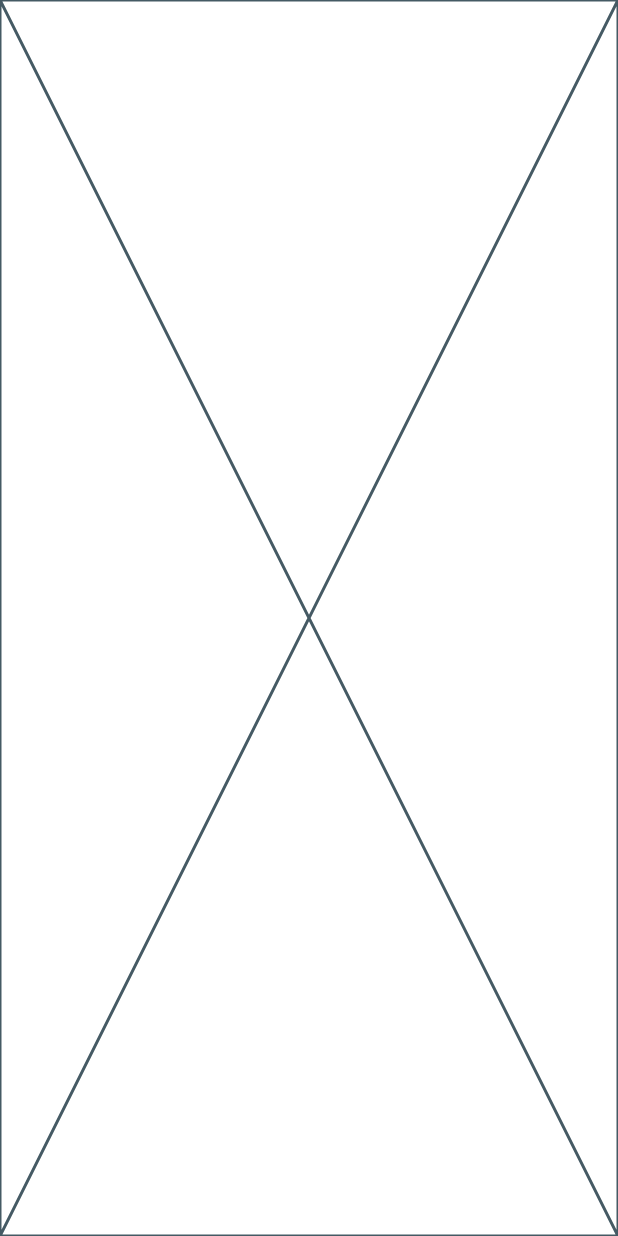
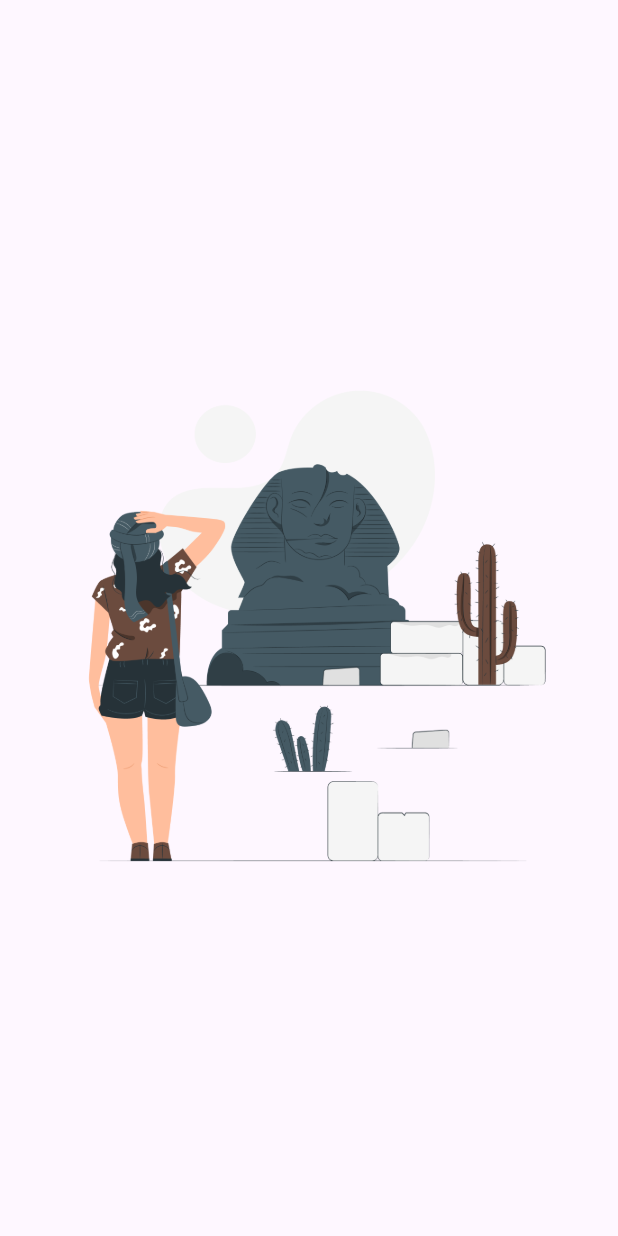
Before and after one commit to ghaithskeif/dalel, a Flutter app: the screen it shows after launch, on a phone screen of 412 x 824 dp. Run offline on Flutter 3.47's test engine with Material 3 defaults, Android fonts, the phone set to English and light mode, and no system bars.

Commit message:
app_colors

```diff
--- /dev/null
+++ b/lib/core/utils/app_assets.dart
@@ -0,0 +1,11 @@
+class AppAssets {
+  AppAssets._();
+  static const String imagesForgetPassword = "assets/images/forgetPassword.png";
+  static const String imagesOnBoarding1 = "assets/images/onBoarding1.png";
+  static const String imagesOnBoarding2 = "assets/images/onBoarding2.png";
+  static const String imagesOnBoarding3 = "assets/images/onBoarding3.png";
+  static const String imagesSuccess = "assets/images/Success.png";
+  static const String imagesVector1 = "assets/images/Vector1.svg";
+  static const String imagesVector2 = "assets/images/Vector2.svg";
+  static const String imagesVector3 = "assets/images/Vector3.png";
+}
--- a/lib/main.dart
+++ b/lib/main.dart
@@ -1,4 +1,6 @@
 import 'package:flutter/material.dart';
+import 'package:flutter_application_8/core/utils/app_assets.dart';
+
 
 void main() {
   runApp(const Dalel());
@@ -9,6 +11,14 @@ class Dalel extends StatelessWidget {
 
   @override
   Widget build(BuildContext context) {
-    return const Placeholder();
+    return  MaterialApp(
+      // theme: ThemeData.dark(),
+      // title: 'Dalel',
+      home: Scaffold(
+        body: Center(
+          child: Image.asset(AppAssets.imagesOnBoarding1),
+        ),
+      )
+    );
   }
 }
```
Also changed, not shown: lib/core/utils/app_colors.dart (added, +24 -0 lines), pubspec.yaml (+7 -3 lines), assets/images/Success.png (added), assets/images/Vector1.svg (added), assets/images/Vector2.svg (added), assets/images/Vector3.png (added), assets/images/forgetPassword.png (added), assets/images/onBoarding1.png (added), assets/images/onBoarding2.png (added), assets/images/onBoarding3.png (added), lib/core/utils/app_constants.dart (added), lib/core/utils/app_functions.dart (added), lib/core/utils/app_strings.dart (added).
